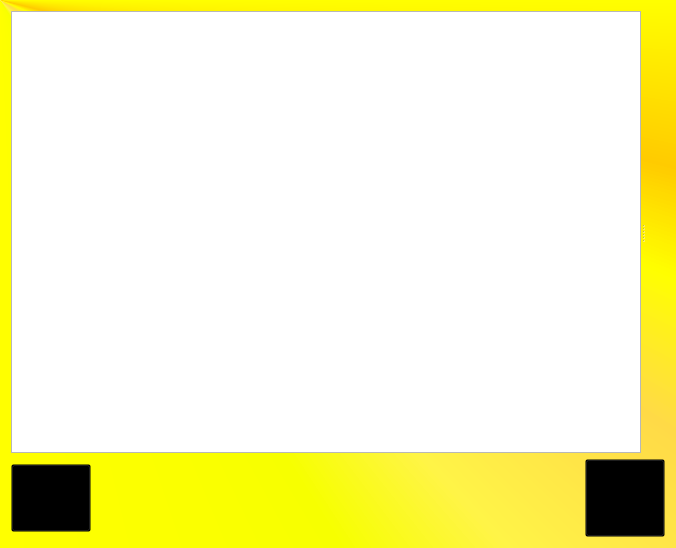
MattyMatiss/MattyNotesOld, file MattyNotes/mattysettingsdialog.ui: the form before one commit.
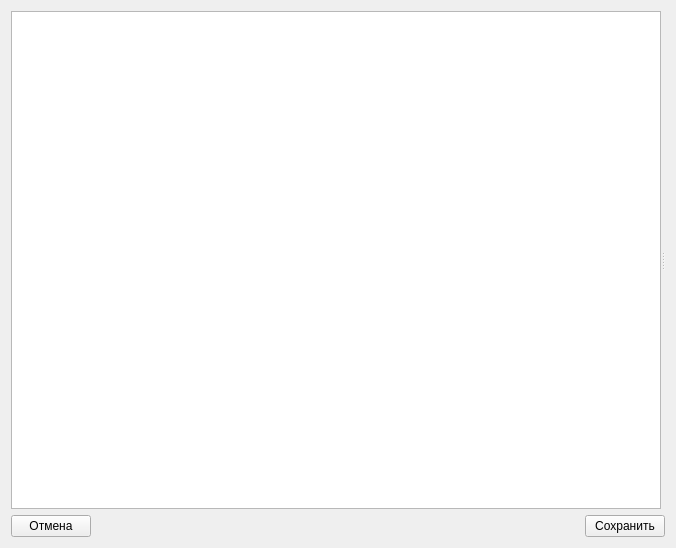
The form after the commit. Icons and pictures are not drawn.

```diff
--- a/MattyNotes/mattysettingsdialog.ui
+++ b/MattyNotes/mattysettingsdialog.ui
@@ -13,10 +13,6 @@
   <property name="windowTitle">
    <string>Настройки</string>
   </property>
-  <property name="styleSheet">
-   <string notr="true">#MattySettingsDialog { background-color: qconicalgradient(cx:0, cy:0, angle:135, stop:0 rgba(255, 255, 0, 255), stop:0.375 rgba(255, 255, 0, 255), stop:0.423533 rgba(251, 255, 0, 255), stop:0.45 rgba(247, 255, 0, 255), stop:0.477581 rgba(255, 244, 71, 255), stop:0.518717 rgba(255, 218, 71, 255), stop:0.55 rgba(255, 255, 0, 255), stop:0.57754 rgba(255, 203, 0, 255), stop:0.625 rgba(255, 255, 0, 255), stop:1 rgba(255, 255, 0, 255)); 
-/*border: 3px ridge #bc9323;*/}</string>
-  </property>
   <layout class="QGridLayout" name="gridLayout">
    <item row="0" column="0">
     <layout class="QHBoxLayout" name="horizontalLayout_2">
@@ -25,12 +21,13 @@
        <property name="orientation">
         <enum>Qt::Horizontal</enum>
        </property>
-       <widget class="QWidget" name="verticalLayoutWidget">
-        <layout class="QVBoxLayout" name="verticalLayout">
-         <item>
-          <widget class="QListWidget" name="listWidget"/>
-         </item>
-        </layout>
+       <widget class="QListWidget" name="listWidget">
+        <property name="baseSize">
+         <size>
+          <width>150</width>
+          <height>0</height>
+         </size>
+        </property>
        </widget>
        <widget class="QWidget" name="verticalLayoutWidget_2">
         <layout class="QVBoxLayout" name="verticalLayout_2">
@@ -51,7 +48,7 @@
        </property>
        <property name="sizeHint" stdset="0">
         <size>
-         <width>20</width>
+         <width>0</width>
          <height>40</height>
         </size>
        </property>
@@ -63,18 +60,6 @@
     <layout class="QHBoxLayout" name="horizontalLayout">
      <item>
       <widget class="QPushButton" name="CancelSettingsButton">
-       <property name="styleSheet">
-        <string notr="true">QPushButton { background-color: transparent;
- background-image: url(:/MattyNotes/CancelAdding.png);
-background-position: center;
-background-repeat: no-repeat;
-		color: transparent; 
-height: 60px;
-width: 60px; }
-	QPushButton:hover { background-image: url(:/MattyNotes/CancelAddingHover.png);
-	color: #4d3f3d; 
-font-weight: bold; }</string>
-       </property>
        <property name="text">
         <string>Отмена</string>
        </property>
@@ -95,19 +80,6 @@
      </item>
      <item>
       <widget class="QPushButton" name="ApplySettingsButton">
-       <property name="styleSheet">
-        <string notr="true">QPushButton { background-color: transparent;
- background-image: url(:/MattyNotes/ApplyAdding.png);
-background-position: bottom right;
-background-repeat: no-repeat;
-		color: transparent;
-height: 70px;
-width: 70px; 
-text-align: left;}
-	QPushButton:hover { background-image: url(:/MattyNotes/ApplyAddingHover.png);
-		color: #4d3f3d; 
-font-weight: bold; }</string>
-       </property>
        <property name="text">
         <string>Сохранить</string>
        </property>
```
Left out of the diff: 12 changed lines with no effect on the pictures.
